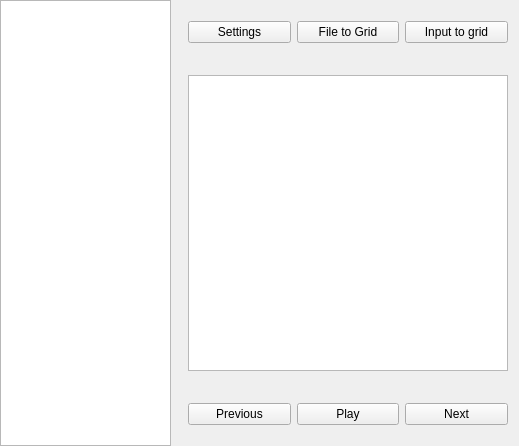
The window that src/mainwindow.ui (Brownies/sanajahti) describes before a commit, drawn with Qt 5.
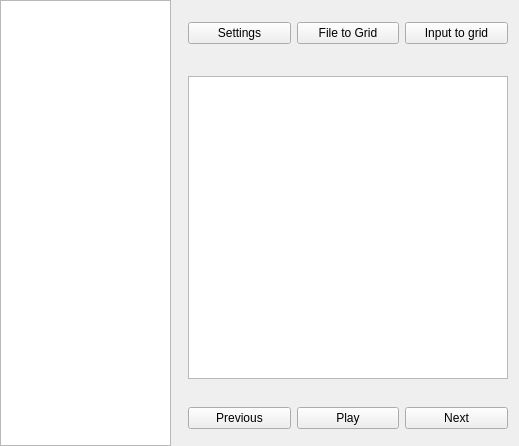
The same window after the commit.

Commit message: Add preview word

Patch:
```diff
--- a/src/mainwindow.ui
+++ b/src/mainwindow.ui
@@ -223,6 +223,9 @@
           </sizepolicy>
          </property>
          <layout class="QHBoxLayout" name="horizontalLayout_3">
+          <property name="bottomMargin">
+           <number>0</number>
+          </property>
           <item>
            <widget class="QPushButton" name="buttonSettings">
             <property name="text">
@@ -252,10 +255,20 @@
          <property name="sizePolicy">
           <sizepolicy hsizetype="Preferred" vsizetype="Preferred">
            <horstretch>0</horstretch>
-           <verstretch>5</verstretch>
+           <verstretch>6</verstretch>
           </sizepolicy>
          </property>
          <layout class="QVBoxLayout" name="verticalLayout_2">
+          <property name="topMargin">
+           <number>0</number>
+          </property>
+          <item alignment="Qt::AlignHCenter">
+           <widget class="QLabel" name="labelWord">
+            <property name="text">
+             <string/>
+            </property>
+           </widget>
+          </item>
           <item>
            <widget class="QTableWidget" name="tableWidgetGrid">
             <property name="selectionMode">
```
The commit also changes 2 other files.
